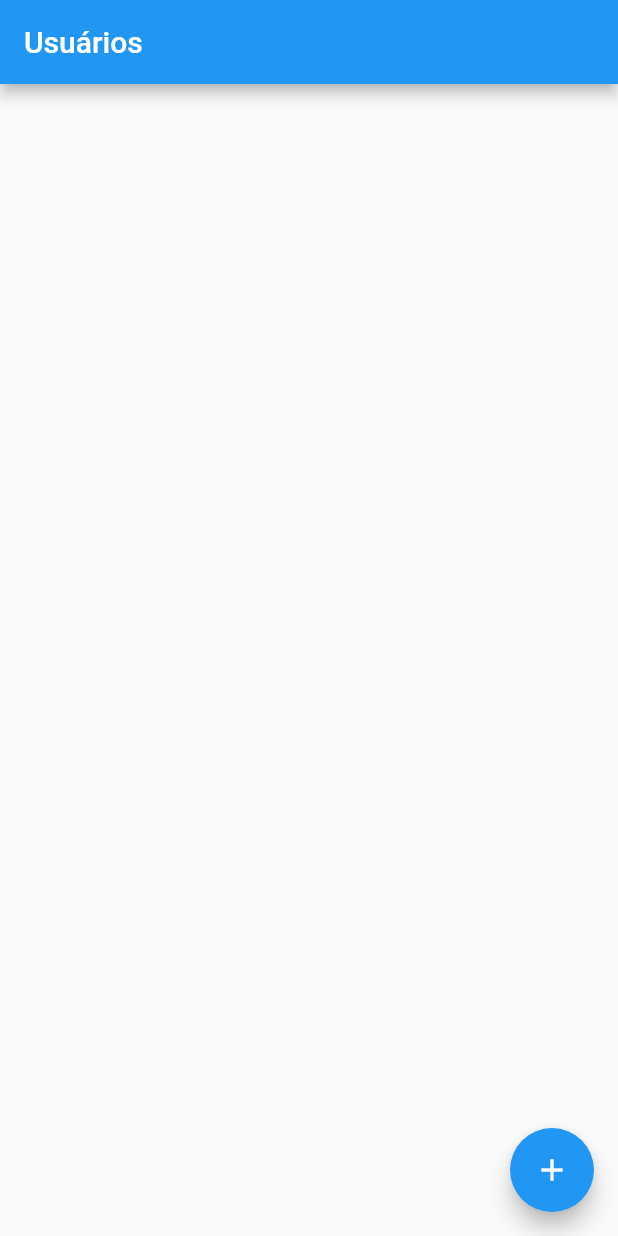
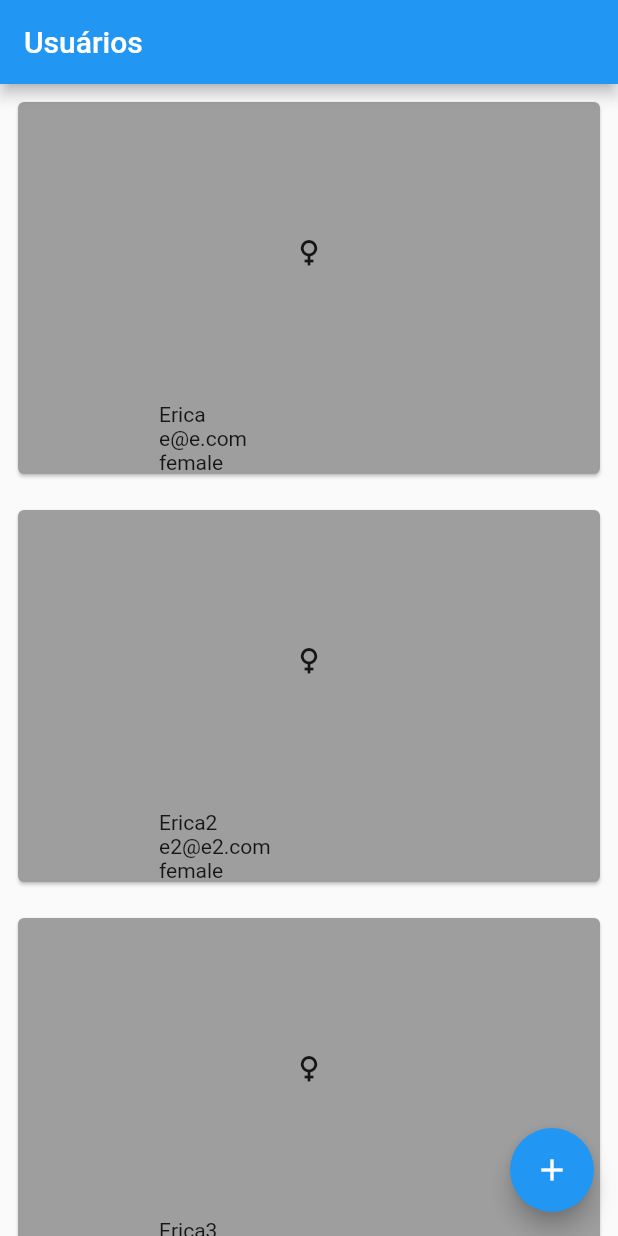
Before and after one commit to ericarodrigs/academy-semana-8, a Flutter app: the screen it shows after launch, on a phone screen of 412 x 824 dp. Run offline on Flutter 3.47's test engine with Material 2 defaults, Android fonts, the light colour scheme and no system bars; our stand-ins replace flutter_modular.

Commit message:
fixing routes and adding icon in the user widget

```diff
--- a/lib/src/home_page.dart
+++ b/lib/src/home_page.dart
@@ -11,7 +11,11 @@ class HomePage extends StatefulWidget {
 }
 
 class _HomePageState extends State<HomePage> {
-  List<UserModel> listUsers = [];
+  List<UserModel> listUsers = [
+    UserModel(id: 1, name: 'Erica', email: 'e@e.com', gender: 'female'),
+    UserModel(id: 2, name: 'Erica2', email: 'e2@e2.com', gender: 'female'),
+    UserModel(id: 3, name: 'Erica3', email: 'e3@e3.com', gender: 'female'),
+  ];
 
   @override
   Widget build(BuildContext context) {
@@ -19,13 +23,15 @@ class _HomePageState extends State<HomePage> {
       appBar: AppBar(
         title: const Text('Usuários'),
       ),
-      body: ListView.builder(itemCount: listUsers.length,itemBuilder: (context, index) {
-        return UserWidget(
-          user: listUsers[index],
-        );
-      }),
+      body: ListView.builder(
+          itemCount: listUsers.length,
+          itemBuilder: (context, index) {
+            return UserWidget(
+              user: listUsers[index],
+            );
+          }),
       floatingActionButton: FloatingActionButton(
-        onPressed: (){
+        onPressed: () {
           Modular.to.pushNamed('/create/');
         },
         tooltip: 'Increment',
--- a/lib/src/home_page_module.dart
+++ b/lib/src/home_page_module.dart
@@ -1,7 +1,6 @@
 import 'package:exercicio_semana08/src/home_page.dart';
 import 'package:exercicio_semana08/src/new_user_page_module.dart';
 import 'package:exercicio_semana08/src/update_user_page.dart';
-import 'package:exercicio_semana08/src/update_user_page_module.dart';
 import 'package:flutter_modular/flutter_modular.dart';
 
 class HomePageModule extends Module {
@@ -12,6 +11,6 @@ class HomePageModule extends Module {
   List<ModularRoute> get routes => [
     ChildRoute(Modular.initialRoute, child: (context, args) => const HomePage()),
     ModuleRoute('/create', module: NewUserPageModule()),
-    ChildRoute('/update', child: (context, args) => UpdateUserPage(user: args.data)),
+    ChildRoute('/update/', child: (context, args) => UpdateUserPage(user: args.data)),
   ];
 }
--- a/lib/src/update_user_page_module.dart
+++ b/lib/src/update_user_page_module.dart
@@ -7,6 +7,6 @@ class UpdateUserPageModule extends Module {
 
   @override
   List<ModularRoute> get routes => [
-    ChildRoute(Modular.initialRoute, child: (context, args) => const UpdateUserPage()),
+    ChildRoute(Modular.initialRoute, child: (context, args) => UpdateUserPage(user: args.data,)),
   ];
 }
--- a/lib/src/user_widget.dart
+++ b/lib/src/user_widget.dart
@@ -18,7 +18,7 @@ class UserWidget extends StatelessWidget {
           color: Colors.grey,
           child: InkWell(
             onTap: () =>
-                Modular.to.pushNamed('/create/update/', arguments: user),
+                Modular.to.pushNamed('/update/', arguments: user),
             onLongPress: () => showDialog<String>(
               context: context,
               builder: (BuildContext context) => AlertDialog(
@@ -42,6 +42,11 @@ class UserWidget extends StatelessWidget {
                 Column(
                   crossAxisAlignment: CrossAxisAlignment.start,
                   children: [
+                    const SizedBox(
+                      height: 200,
+                      width: 200,
+                      child: Icon(Icons.female),
+                    ),
                     Text(user.name!),
                     Text(user.email!),
                     Text(user.gender!),
```
